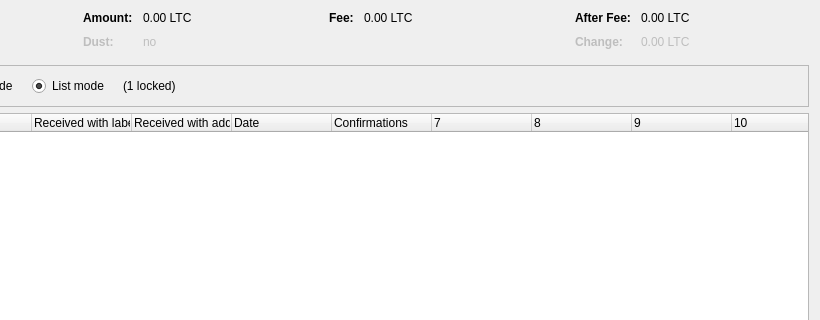
Above: src/qt/forms/coincontroldialog.ui from mastermind4242/tubacle before the change; both pictures show x 180 to 1000 and y 0 to 320 of the 1000 by 500 pixel window. Below: the same form after it.
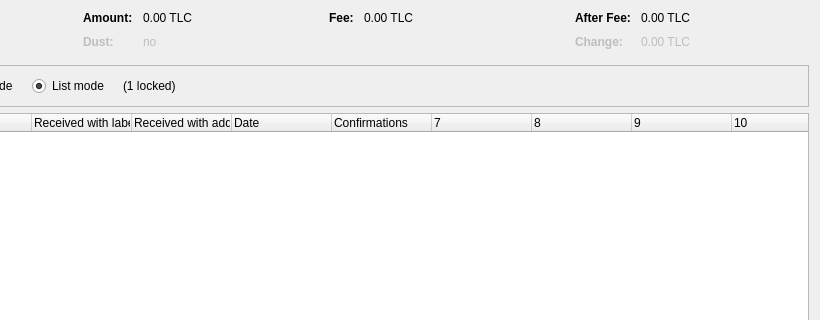
That is the form after the change. Custom widgets are drawn as their Qt base class.

```diff
--- a/src/qt/forms/coincontroldialog.ui
+++ b/src/qt/forms/coincontroldialog.ui
@@ -132,7 +132,7 @@
           <enum>Qt::ActionsContextMenu</enum>
          </property>
          <property name="text">
-          <string notr="true">0.00 LTC</string>
+          <string notr="true">0.00 TLC</string>
          </property>
          <property name="textInteractionFlags">
           <set>Qt::LinksAccessibleByMouse|Qt::TextSelectableByKeyboard|Qt::TextSelectableByMouse</set>
@@ -212,7 +212,7 @@
           <enum>Qt::ActionsContextMenu</enum>
          </property>
          <property name="text">
-          <string notr="true">0.00 LTC</string>
+          <string notr="true">0.00 TLC</string>
          </property>
          <property name="textInteractionFlags">
           <set>Qt::LinksAccessibleByMouse|Qt::TextSelectableByKeyboard|Qt::TextSelectableByMouse</set>
@@ -257,7 +257,7 @@
           <enum>Qt::ActionsContextMenu</enum>
          </property>
          <property name="text">
-          <string notr="true">0.00 LTC</string>
+          <string notr="true">0.00 TLC</string>
          </property>
          <property name="textInteractionFlags">
           <set>Qt::LinksAccessibleByMouse|Qt::TextSelectableByKeyboard|Qt::TextSelectableByMouse</set>
@@ -292,7 +292,7 @@
           <enum>Qt::ActionsContextMenu</enum>
          </property>
          <property name="text">
-          <string notr="true">0.00 LTC</string>
+          <string notr="true">0.00 TLC</string>
          </property>
          <property name="textInteractionFlags">
           <set>Qt::LinksAccessibleByMouse|Qt::TextSelectableByKeyboard|Qt::TextSelectableByMouse</set>
```
